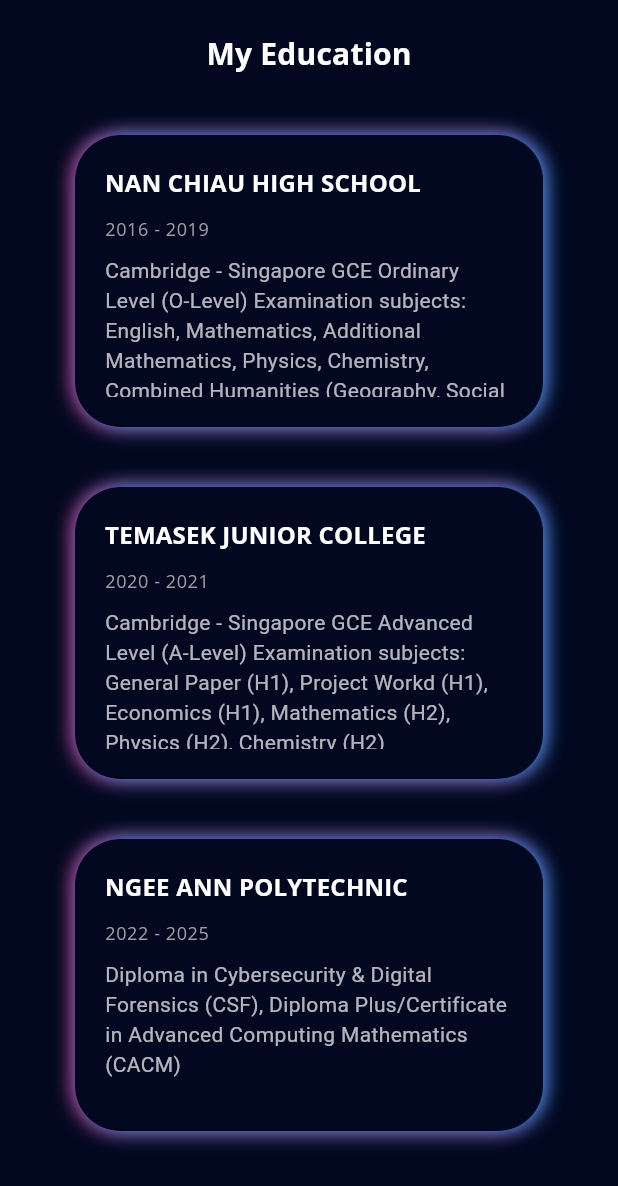
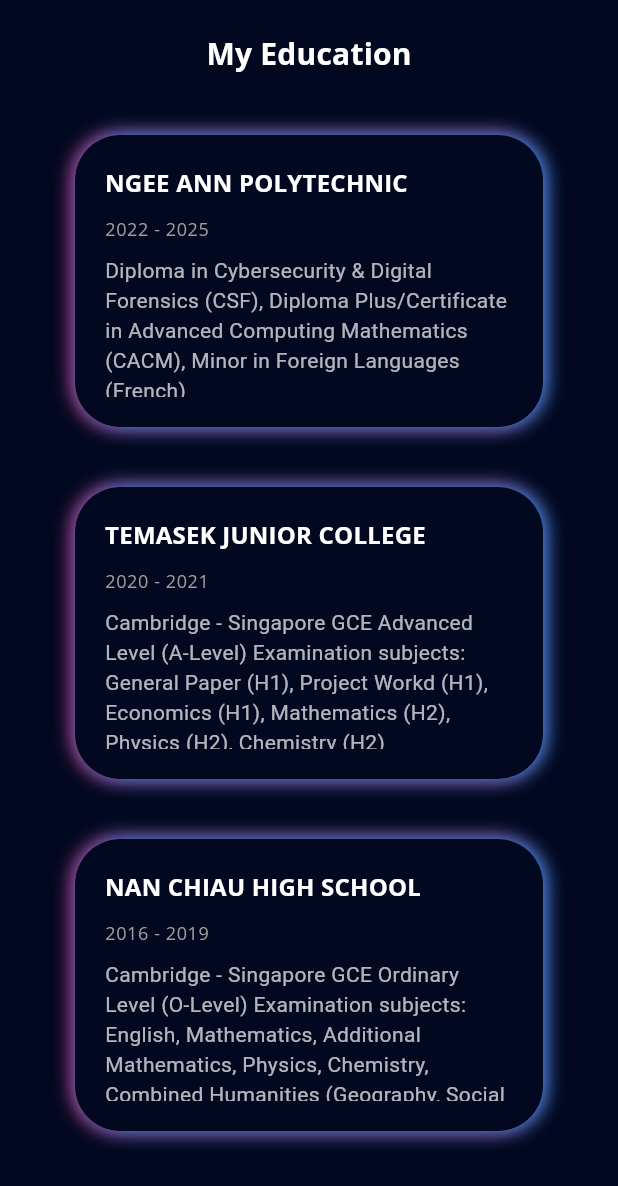
Before and after one commit to APandamonium1/flutter_portfolio, a Flutter app: the EducationPage screen opened directly, on a phone screen of 412 x 824 dp. Shown: the top 1186 px of the screen. Run offline on Flutter 3.47's test engine with Material 3 defaults, Android fonts, the phone set to English and light mode, and no system bars; our stand-ins replace firebase_core, flutter_svg, font_awesome_flutter, get, google_fonts, photo_view; accounts and stored records are empty; statements that could not run were skipped.

Commit message:
Minor details updates

```diff
--- a/lib/model/education_model.dart
+++ b/lib/model/education_model.dart
@@ -21,6 +21,43 @@
 
 List<EducationModel> educationList = [
   EducationModel(
+    school: 'Ngee Ann Polytechnic',
+    year: '2022 - 2025',
+    description:
+        'Diploma in Cybersecurity & Digital Forensics (CSF), Diploma Plus/Certificate in Advanced Computing Mathematics (CACM), Minor in Foreign Languages (French)',
+    bulletPoints: [
+      BulletPoint(
+        text: 'Overflow Technology Special Interest Group',
+        subPoints: [
+          'Student Advisor (2024 - 2025)',
+          'Vice-President & Head of Operations (2023 - 2024)',
+          'Workgroup member (2022 - 2023)'
+        ],
+      ),
+      BulletPoint(
+        text: 'NullSec Cybersecurity Special Interest Group',
+      ),
+      BulletPoint(
+        text: 'Girls-In-Tech Special Interest Group',
+      ),
+    ],
+  ),
+  EducationModel(
+    school: 'Temasek Junior College',
+    year: '2020 - 2021',
+    description:
+        'Cambridge - Singapore GCE Advanced Level (A-Level) Examination subjects: General Paper (H1), Project Workd (H1), Economics (H1), Mathematics (H2), Physics (H2), Chemistry (H2)',
+    bulletPoints: [
+      BulletPoint(
+        text: 'Guitar Ensemble (JC)',
+        subPoints: [
+          'Quartmaster (EXCO)',
+          'Singapore Youth Festival (SYF) 2021 Certificate of Distinction'
+        ],
+      ),
+    ],
+  ),
+  EducationModel(
     school: 'NAN CHIAU HIGH SCHOOL',
     year: '2016 - 2019',
     description:
@@ -42,41 +79,4 @@
       ),
     ],
   ),
-  EducationModel(
-    school: 'Temasek Junior College',
-    year: '2020 - 2021',
-    description:
-        'Cambridge - Singapore GCE Advanced Level (A-Level) Examination subjects: General Paper (H1), Project Workd (H1), Economics (H1), Mathematics (H2), Physics (H2), Chemistry (H2)',
-    bulletPoints: [
-      BulletPoint(
-        text: 'Guitar Ensemble (JC)',
-        subPoints: [
-          'Quartmaster (EXCO)',
-          'Singapore Youth Festival (SYF) 2021 Certificate of Distinction'
-        ],
-      ),
-    ],
-  ),
-  EducationModel(
-    school: 'Ngee Ann Polytechnic',
-    year: '2022 - 2025',
-    description:
-        'Diploma in Cybersecurity & Digital Forensics (CSF), Diploma Plus/Certificate in Advanced Computing Mathematics (CACM)',
-    bulletPoints: [
-      BulletPoint(
-        text: 'Overflow Technology Special Interest Group',
-        subPoints: [
-          'Student Advisor (2024 - 2025)',
-          'Vice-President & Head of Operations (2023 - 2024)',
-          'Workgroup member (2022 - 2023)'
-        ],
-      ),
-      BulletPoint(
-        text: 'NullSec Cybersecurity Special Interest Group',
-      ),
-      BulletPoint(
-        text: 'Girls-In-Tech Special Interest Group',
-      ),
-    ],
-  ),
 ];
--- a/lib/screens/intro/components/description_text.dart
+++ b/lib/screens/intro/components/description_text.dart
@@ -14,7 +14,7 @@
       duration: const Duration(milliseconds: 200),
       builder: (context, value, child) {
         return Text(
-          'I\'m a Year 3 Diploma in Cybersecurity & Digital ${Responsive.isLargeMobile(context) ? '\n' : ''}Forensics student from ${!Responsive.isLargeMobile(context) ? '\n' : ''}Ngee Ann Polytechnic.',
+          'I\'m a Cybersecurity & Digital Forensics diploma holder ${Responsive.isLargeMobile(context) ? '\n' : ''}from Ngee Ann Polytechnic.',
           // 'I\'m a Year 3 Diploma in Cybersecurity & Digital Forensics student from Ngee Ann Polytechnic.',
           maxLines: 2,
           overflow: TextOverflow.ellipsis,
```
Also changed, not shown: lib/model/work_model.dart (+13 -2 lines), lib/screens/education/components/education_details.dart (+0 -20 lines).
